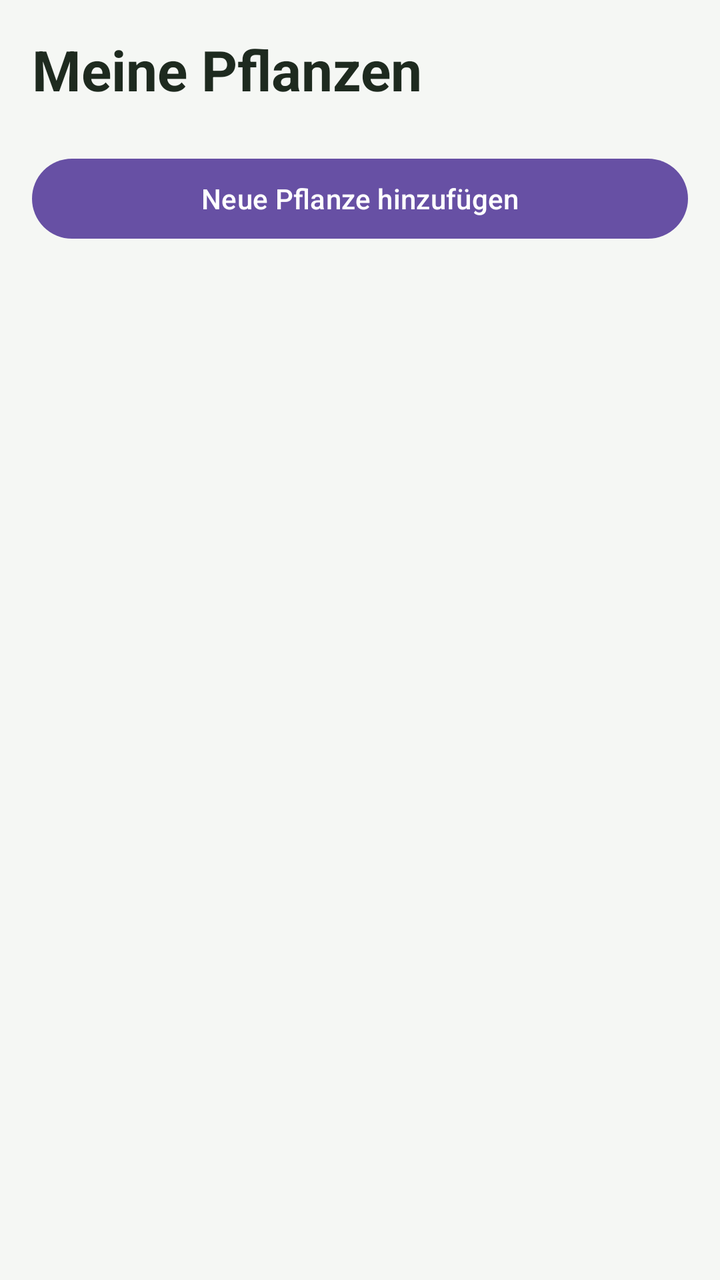
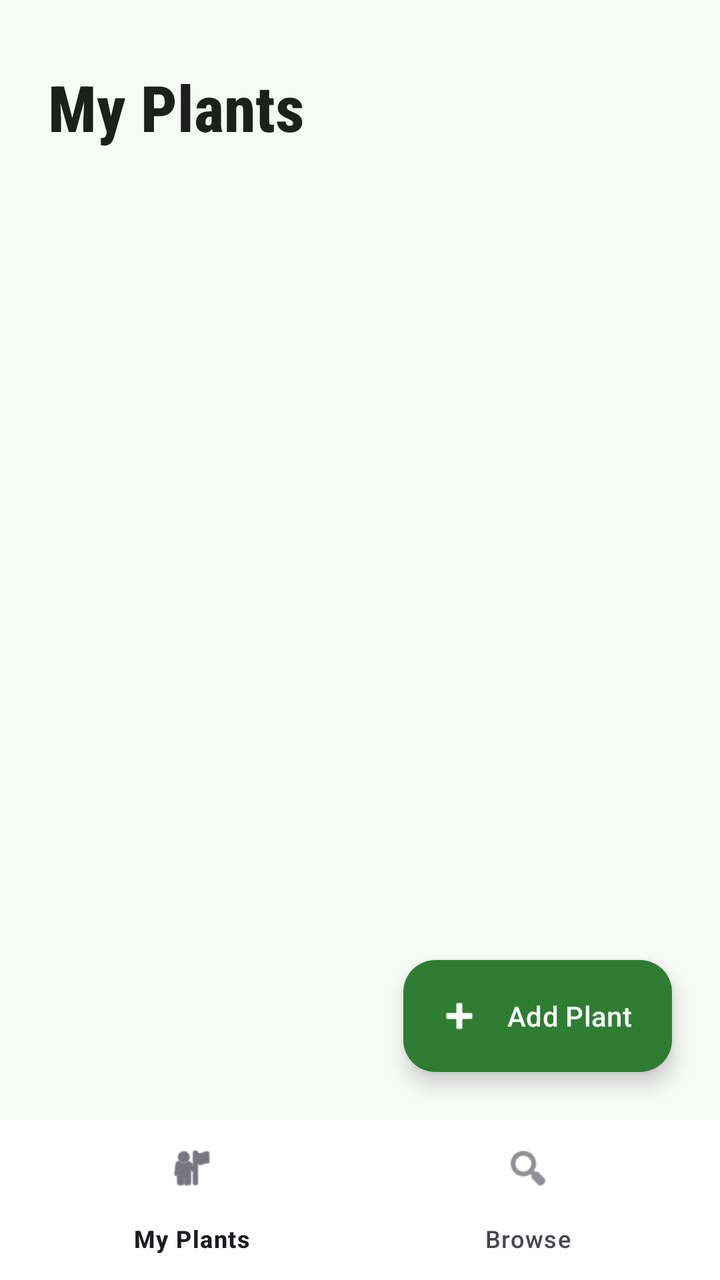

Screens rendered from an Android XML layout before and after an edit, with the pre-edit source and the edit as a unified diff.
<!-- AndroidManifest.xml: application theme Theme.Plant_sensor -->
<!-- res/layout/activity_main.xml -->
<?xml version="1.0" encoding="utf-8"?>
<ScrollView xmlns:android="http://schemas.android.com/apk/res/android"
    android:layout_width="match_parent"
    android:layout_height="match_parent"
    android:background="#F5F7F4">

    <LinearLayout
        android:id="@+id/mainLayout"
        android:layout_width="match_parent"
        android:layout_height="wrap_content"
        android:orientation="vertical"
        android:padding="16dp">

        <TextView
            android:layout_width="wrap_content"
            android:layout_height="wrap_content"
            android:text="Meine Pflanzen"
            android:textSize="28sp"
            android:textStyle="bold"
            android:textColor="#1E2A1F"
            android:layout_marginBottom="6dp" />


        <LinearLayout
            android:id="@+id/roomsContainer"
            android:layout_width="match_parent"
            android:layout_height="wrap_content"
            android:orientation="vertical" />

        <Button
            android:id="@+id/buttonAddPlant"
            android:layout_width="match_parent"
            android:layout_height="wrap_content"
            android:layout_marginTop="16dp"
            android:text="Neue Pflanze hinzufügen"
            android:textAllCaps="false" />

    </LinearLayout>
</ScrollView>
<!-- resources referenced by this layout -->
<resources>
  <style name="Theme.Plant_sensor" parent="Base.Theme.Plant_sensor" />
  <style name="Base.Theme.Plant_sensor" parent="Theme.Material3.DayNight.NoActionBar">
          
          
      </style>
</resources>

<!-- the commit's change to res/layout/activity_main.xml (unified diff, before → after) -->
@@ -1,39 +1,104 @@
 <?xml version="1.0" encoding="utf-8"?>
-<ScrollView xmlns:android="http://schemas.android.com/apk/res/android"
+<androidx.constraintlayout.widget.ConstraintLayout xmlns:android="http://schemas.android.com/apk/res/android"
+    xmlns:app="http://schemas.android.com/apk/res-auto"
     android:layout_width="match_parent"
     android:layout_height="match_parent"
-    android:background="#F5F7F4">
+    android:background="@color/background_light">
 
-    <LinearLayout
-        android:id="@+id/mainLayout"
+    <com.google.android.material.appbar.AppBarLayout
+        android:id="@+id/appBarLayout"
         android:layout_width="match_parent"
         android:layout_height="wrap_content"
-        android:orientation="vertical"
-        android:padding="16dp">
+        android:background="@color/background_light"
+        app:elevation="0dp"
+        app:layout_constraintTop_toTopOf="parent">
 
-        <TextView
-            android:layout_width="wrap_content"
-            android:layout_height="wrap_content"
-            android:text="Meine Pflanzen"
-            android:textSize="28sp"
-            android:textStyle="bold"
-            android:textColor="#1E2A1F"
-            android:layout_marginBottom="6dp" />
-
-
-        <LinearLayout
-            android:id="@+id/roomsContainer"
+        <RelativeLayout
             android:layout_width="match_parent"
             android:layout_height="wrap_content"
-            android:orientation="vertical" />
+            android:paddingHorizontal="24dp"
+            android:paddingTop="32dp"
+            android:paddingBottom="16dp">
 
-        <Button
-            android:id="@+id/buttonAddPlant"
-            android:layout_width="match_parent"
-            android:layout_height="wrap_content"
-            android:layout_marginTop="16dp"
-            android:text="Neue Pflanze hinzufügen"
-            android:textAllCaps="false" />
+            <LinearLayout
+                android:layout_width="wrap_content"
+                android:layout_height="wrap_content"
+                android:orientation="vertical"
+                android:layout_alignParentStart="true">
 
-    </LinearLayout>
-</ScrollView>
+                <TextView
+                    android:id="@+id/textMainTitle"
+                    android:layout_width="wrap_content"
+                    android:layout_height="wrap_content"
+                    android:text="My Plants"
+                    android:textSize="32sp"
+                    android:fontFamily="sans-serif-condensed-medium"
+                    android:textStyle="bold"
+                    android:textColor="@color/text_main" />
+
+                <TextView
+                    android:id="@+id/textMainSubtitle"
+                    android:layout_width="wrap_content"
+                    android:layout_height="wrap_content"
+                    android:textSize="14sp"
+                    android:textColor="@color/text_secondary"
+                    android:layout_marginTop="4dp" />
+            </LinearLayout>
+
+            <ImageButton
+                android:id="@+id/buttonSearch"
+                android:layout_width="48dp"
+                android:layout_height="48dp"
+                android:layout_alignParentEnd="true"
+                android:layout_centerVertical="true"
+                android:background="?attr/selectableItemBackgroundBorderless"
+                android:src="@android:drawable/ic_menu_search"
+                app:tint="@color/primary"
+                android:visibility="gone"
+                android:contentDescription="Search" />
+        </RelativeLayout>
+    </com.google.android.material.appbar.AppBarLayout>
+
+    <androidx.recyclerview.widget.RecyclerView
+        android:id="@+id/recyclerViewMain"
+        android:layout_width="match_parent"
+        android:layout_height="0dp"
+        android:clipToPadding="false"
+        android:padding="16dp"
+        app:layout_constraintTop_toBottomOf="@id/appBarLayout"
+        app:layout_constraintBottom_toTopOf="@id/bottomNavigation" />
+
+    <ProgressBar
+        android:id="@+id/progressBarMain"
+        android:layout_width="wrap_content"
+        android:layout_height="wrap_content"
+        android:visibility="gone"
+        app:layout_constraintTop_toTopOf="@id/recyclerViewMain"
+        app:layout_constraintBottom_toBottomOf="@id/recyclerViewMain"
+        app:layout_constraintStart_toStartOf="parent"
+        app:layout_constraintEnd_toEndOf="parent" />
+
+    <com.google.android.material.floatingactionbutton.ExtendedFloatingActionButton
+        android:id="@+id/buttonAddPlant"
+        android:layout_width="wrap_content"
+        android:layout_height="wrap_content"
+        android:layout_margin="24dp"
+        android:text="@string/button_add_plant"
+        android:textAllCaps="false"
+        android:textColor="@color/surface"
+        app:icon="@android:drawable/ic_input_add"
+        app:iconTint="@color/surface"
+        app:backgroundTint="@color/primary"
+        app:layout_constraintBottom_toTopOf="@id/bottomNavigation"
+        app:layout_constraintEnd_toEndOf="parent" />
+
+    <com.google.android.material.bottomnavigation.BottomNavigationView
+        android:id="@+id/bottomNavigation"
+        android:layout_width="match_parent"
+        android:layout_height="wrap_content"
+        android:background="@color/surface"
+        app:layout_constraintBottom_toBottomOf="parent"
+        app:menu="@menu/bottom_nav_menu"
+        app:labelVisibilityMode="labeled" />
+
+</androidx.constraintlayout.widget.ConstraintLayout>
<!-- resource entries referenced after the edit -->
@@ -1,9 +1,23 @@
 <!-- resources referenced by this layout -->
 <resources>
+  <color name="background_light">#F8FAF8</color>
+  <color name="primary">#2E7D32</color>
+  <color name="surface">#FFFFFF</color>
+  <color name="text_main">#1B211B</color>
+  <color name="text_secondary">#5F665F</color>
+  <string name="button_add_plant">Add Plant</string>
   <style name="Theme.Plant_sensor" parent="Base.Theme.Plant_sensor" />
   <style name="Base.Theme.Plant_sensor" parent="Theme.Material3.DayNight.NoActionBar">
-          
-          
+          <item name="colorPrimary">@color/primary</item>
+          <item name="colorOnPrimary">@color/surface</item>
+          <item name="colorPrimaryContainer">@color/primary_light</item>
+          <item name="colorOnPrimaryContainer">@color/primary_dark</item>
+  
+          <item name="android:windowBackground">@color/background_light</item>
+          <item name="android:statusBarColor">@color/background_light</item>
+          <item name="android:windowLightStatusBar">true</item>
       </style>
+  <color name="primary_light">#E8F5E9</color>
+  <color name="primary_dark">#1B5E20</color>
 </resources>
 
